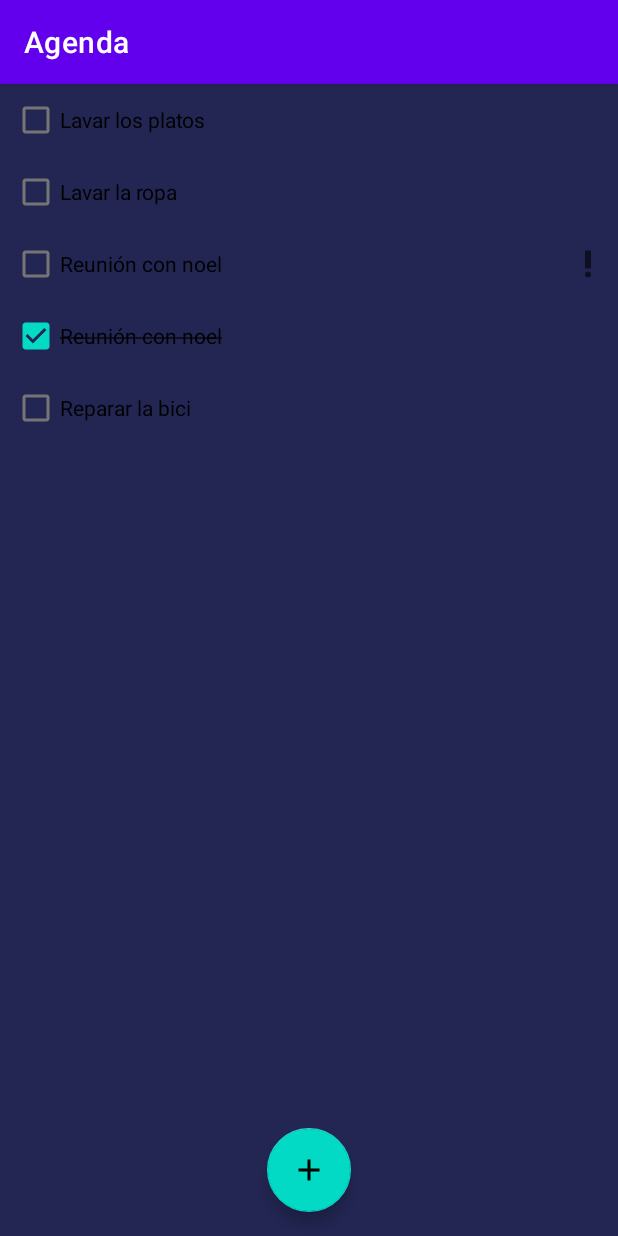
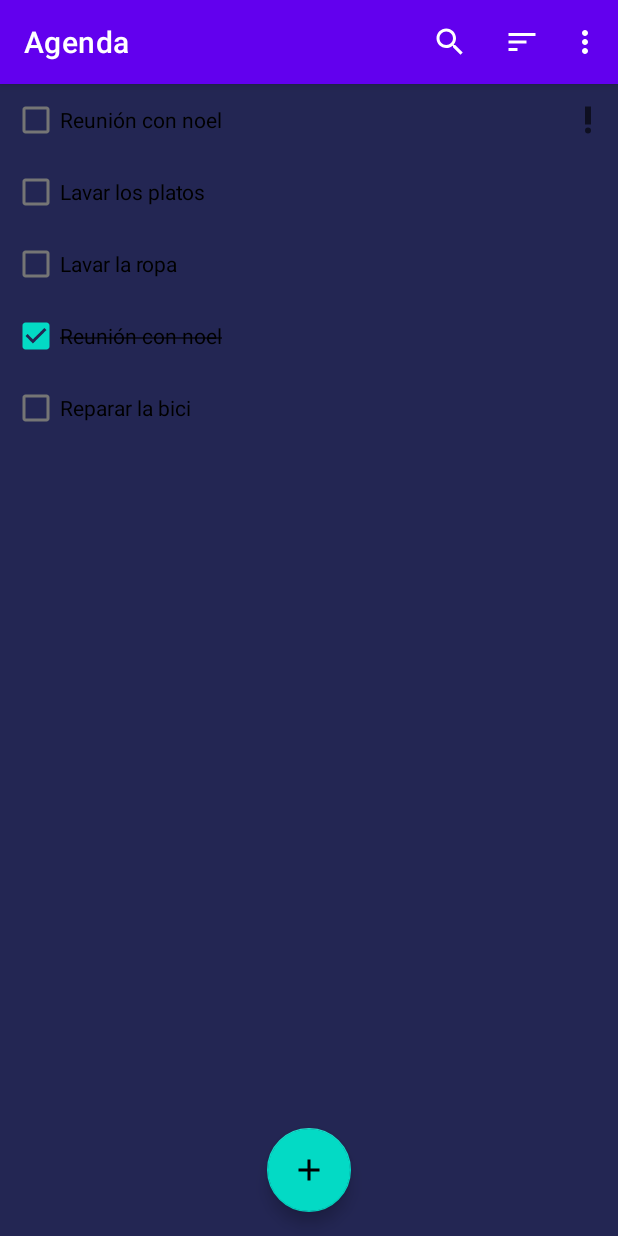
Before and after one commit to miguelcamp/ProyectoMoviles, an Android app: the screen it shows after launch (MainActivity), on a phone screen of 412 x 824 dp. Run offline under Robolectric (Android 15) with nearby library versions, the phone set to English and light mode, and no system bars; our stand-ins replace Dagger/Hilt's generated code, Room's generated code; libraries missing offline, so code that uses them is left out: androidx.hilt.lifecycle.

Commit message:
Añadido el Menu para odenar por filtros y busqueda en tiempo real, cambios en TareaDao, TareasFragment y TareasViweModel.

```diff
--- a/app/src/main/java/edu/bo/ucb/agenda/data/TareaDao.kt
+++ b/app/src/main/java/edu/bo/ucb/agenda/data/TareaDao.kt
@@ -1,13 +1,22 @@
 package edu.bo.ucb.agenda.data
 
 import androidx.room.*
+import edu.bo.ucb.agenda.ui.tareas.OrdenFiltro
 import kotlinx.coroutines.flow.Flow
 
 @Dao
 interface TareaDao {
 
-    @Query("SELECT * FROM tabla_tareas")
-    fun getTareas(): Flow<List<Tarea>>
+    fun getTareas(query: String, ordenFiltro: OrdenFiltro, ocultarCompletadas: Boolean): Flow<List<Tarea>> = when(ordenFiltro){
+        OrdenFiltro.POR_FECHA -> getTareasOrdenadasPorFechaDeCreacion(query, ocultarCompletadas)
+        OrdenFiltro.POR_NOMBRE -> getTareasOrdenadasPorNombre(query, ocultarCompletadas)
+    }
+
+    @Query("SELECT * FROM tabla_tareas WHERE (completada != :ocultarCompletadas OR completada = 0) AND nombre LIKE '%' || :searchQuery || '%' ORDER BY importante DESC, nombre")
+    fun getTareasOrdenadasPorNombre(searchQuery: String, ocultarCompletadas: Boolean): Flow<List<Tarea>>
+
+    @Query("SELECT * FROM tabla_tareas WHERE (completada != :ocultarCompletadas OR completada = 0) AND nombre LIKE '%' || :searchQuery || '%' ORDER BY importante DESC, creacion")
+    fun getTareasOrdenadasPorFechaDeCreacion(searchQuery: String, ocultarCompletadas: Boolean): Flow<List<Tarea>>
 
     @Insert(onConflict = OnConflictStrategy.REPLACE)
     suspend fun insert(tarea: Tarea)
--- a/app/src/main/java/edu/bo/ucb/agenda/ui/tareas/TareasFragment.kt
+++ b/app/src/main/java/edu/bo/ucb/agenda/ui/tareas/TareasFragment.kt
@@ -1,7 +1,11 @@
 package edu.bo.ucb.agenda.ui.tareas
 
 import android.os.Bundle
+import android.view.Menu
+import android.view.MenuInflater
+import android.view.MenuItem
 import android.view.View
+import androidx.appcompat.widget.SearchView
 import androidx.fragment.app.Fragment
 import androidx.fragment.app.viewModels
 import androidx.lifecycle.observe
@@ -9,6 +13,7 @@ import androidx.recyclerview.widget.LinearLayoutManager
 import edu.bo.ucb.agenda.R
 import edu.bo.ucb.agenda.databinding.FragmentTareasBinding
 import dagger.hilt.android.AndroidEntryPoint
+import edu.bo.ucb.agenda.util.onQueryTextChange
 
 @AndroidEntryPoint
 class TareasFragment : Fragment(R.layout.fragment_tareas) {
@@ -31,5 +36,39 @@ class TareasFragment : Fragment(R.layout.fragment_tareas) {
         viewModel.tareas.observe(viewLifecycleOwner) {
             tareasAdapter.submitList(it)
         }
+        setHasOptionsMenu(true)
+    }
+    override fun onCreateOptionsMenu(menu: Menu, inflater: MenuInflater) {
+        inflater.inflate(R.menu.menu_fragment_tareas, menu)
+
+        val buscarItem = menu.findItem(R.id.accion_buscar)
+        val searchView = buscarItem.actionView as SearchView
+
+        searchView.onQueryTextChange {
+            viewModel.searchQuery.value = it
+        }
+    }
+
+    override fun onOptionsItemSelected(item: MenuItem): Boolean {
+        return when(item.itemId) {
+            R.id.accion_ordenar_por_nombre -> {
+                viewModel.ordenFiltro.value = OrdenFiltro.POR_NOMBRE
+                true
+            }
+            R.id.accion_ordenar_por_fecha_de_creacion -> {
+                viewModel.ordenFiltro.value = OrdenFiltro.POR_FECHA
+                true
+            }
+            R.id.accion_ocultar_las_completadas -> {
+                item.isChecked = !item.isChecked
+                viewModel.ocultarCompletadas.value = item.isChecked
+                true
+            }
+            R.id.accion_borrar_todas_las_tareas_completadas -> {
+
+                true
+            }
+            else -> super.onOptionsItemSelected(item)
+        }
     }
 }
--- a/app/src/main/java/edu/bo/ucb/agenda/ui/tareas/TareasViewModel.kt
+++ b/app/src/main/java/edu/bo/ucb/agenda/ui/tareas/TareasViewModel.kt
@@ -4,9 +4,29 @@ import androidx.hilt.lifecycle.ViewModelInject
 import androidx.lifecycle.ViewModel
 import androidx.lifecycle.asLiveData
 import edu.bo.ucb.agenda.data.TareaDao
+import kotlinx.coroutines.flow.MutableStateFlow
+import kotlinx.coroutines.flow.combine
+import kotlinx.coroutines.flow.flatMapConcat
+import kotlinx.coroutines.flow.flatMapLatest
 
 class TareasViewModel @ViewModelInject constructor(
     private val tareaDao : TareaDao
 ) : ViewModel() {
-    val tareas = tareaDao.getTareas().asLiveData()
+    val searchQuery = MutableStateFlow("")
+
+    val ordenFiltro = MutableStateFlow(OrdenFiltro.POR_FECHA)
+    val ocultarCompletadas = MutableStateFlow(false)
+
+    private val tasksFlow = combine(
+        searchQuery,
+        ordenFiltro,
+        ocultarCompletadas
+    ) { query, ordenFiltro, ocultarCompletadas ->
+        Triple(query, ordenFiltro, ocultarCompletadas)
+    }.flatMapLatest { (query, ordenFiltro, ocultarCompletadas) ->
+        tareaDao.getTareas(query, ordenFiltro, ocultarCompletadas)
+    }
+
+    val tareas = tasksFlow.asLiveData()
 }
+enum class OrdenFiltro { POR_NOMBRE, POR_FECHA }
--- /dev/null
+++ b/app/src/main/java/edu/bo/ucb/agenda/util/ViewExt.kt
@@ -0,0 +1,17 @@
+package edu.bo.ucb.agenda.util
+
+import androidx.appcompat.widget.SearchView
+
+inline fun SearchView.onQueryTextChange(crossinline listener: (String)->Unit){
+    this.setOnQueryTextListener(object : SearchView.OnQueryTextListener {
+        override fun onQueryTextSubmit(query: String?): Boolean {
+            return true
+        }
+
+        override fun onQueryTextChange(newText: String?): Boolean {
+            listener(newText.orEmpty())
+            return true
+        }
+
+    })
+}
--- /dev/null
+++ b/app/src/main/res/menu/menu_fragment_tareas.xml
@@ -0,0 +1,41 @@
+<?xml version="1.0" encoding="utf-8"?>
+<menu xmlns:android="http://schemas.android.com/apk/res/android"
+    xmlns:app="http://schemas.android.com/apk/res-auto">
+    <item
+        android:id="@+id/accion_buscar"
+        android:icon="@drawable/ic_search"
+        android:title="Buscar"
+        app:actionViewClass="androidx.appcompat.widget.SearchView"
+        app:showAsAction="always|collapseActionView" />
+
+    <item
+        android:icon="@drawable/ic_sort"
+        android:title="Ordenar"
+        app:showAsAction="always">
+
+        <menu>
+
+            <item
+                android:id="@+id/accion_ordenar_por_nombre"
+                android:title="Ordenar por nombre" />
+
+            <item
+                android:id="@+id/accion_ordenar_por_fecha_de_creacion"
+                android:title="Ordenar por fecha de creacion" />
+
+        </menu>
+
+    </item>
+
+    <item
+        android:id="@+id/accion_ocultar_las_completadas"
+        android:checkable="true"
+        android:title="Ocultar las completadas"
+        app:showAsAction="never" />
+
+    <item
+        android:id="@+id/accion_borrar_todas_las_tareas_completadas"
+        android:title="Borrar todas las completadas"
+        app:showAsAction="never" />
+
+</menu>
--- a/gradle.properties
+++ b/gradle.properties
@@ -19,3 +19,4 @@ android.useAndroidX=true
 android.enableJetifier=true
 # Kotlin code style for this project: "official" or "obsolete":
 kotlin.code.style=official
+android.overridePathCheck=true
```
Also changed, not shown: gradle/wrapper/gradle-wrapper.properties.
